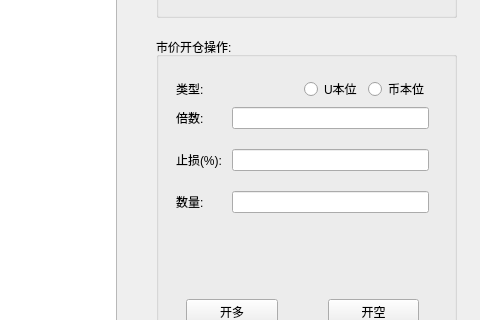
Above: form.ui from youngqqcn/binance-future-batch-tool before the change; both pictures show x 914 to 1394 and y 233 to 553 of the 1394 by 754 pixel window. Below: the same form after it.
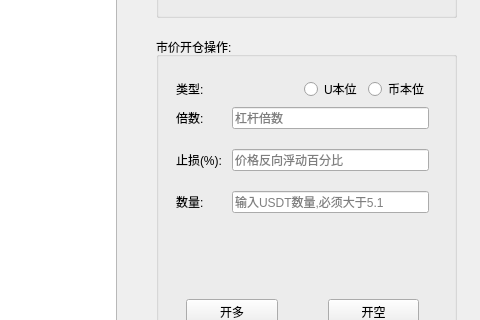
That is the form after the change.

The edit to the form file:
```diff
--- a/form.ui
+++ b/form.ui
@@ -108,7 +108,11 @@
           </widget>
          </item>
          <item row="0" column="1">
-          <widget class="QLineEdit" name="leMultiples"/>
+          <widget class="QLineEdit" name="leMultiples">
+           <property name="placeholderText">
+            <string>杠杆倍数</string>
+           </property>
+          </widget>
          </item>
          <item row="1" column="0">
           <widget class="QLabel" name="label_2">
@@ -118,7 +122,11 @@
           </widget>
          </item>
          <item row="1" column="1">
-          <widget class="QLineEdit" name="leStopLossRatio"/>
+          <widget class="QLineEdit" name="leStopLossRatio">
+           <property name="placeholderText">
+            <string>价格反向浮动百分比</string>
+           </property>
+          </widget>
          </item>
          <item row="2" column="0">
           <widget class="QLabel" name="label_3">
@@ -128,7 +136,11 @@
           </widget>
          </item>
          <item row="2" column="1">
-          <widget class="QLineEdit" name="leAmount"/>
+          <widget class="QLineEdit" name="leAmount">
+           <property name="placeholderText">
+            <string>输入USDT数量,必须大于5.1</string>
+           </property>
+          </widget>
          </item>
         </layout>
        </item>
```
Left out of the diff: 4 changed lines with no effect on the pictures.
